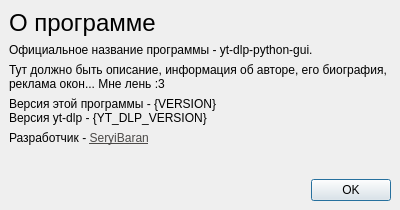
Qt form ui/about.ui (SeryiBaran/yt-dlp-python-gui) before a commit.
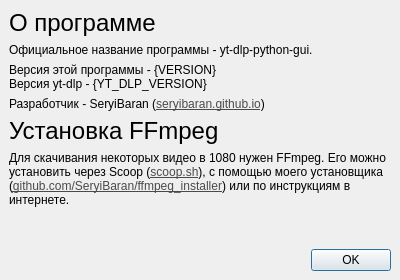
The same form after that commit. Icons and pictures are not drawn.

Patch:
```diff
--- a/ui/about.ui
+++ b/ui/about.ui
@@ -7,7 +7,7 @@
     <x>0</x>
     <y>0</y>
     <width>400</width>
-    <height>210</height>
+    <height>280</height>
    </rect>
   </property>
   <property name="windowTitle">
@@ -65,16 +65,6 @@
         </property>
        </widget>
       </item>
-      <item>
-       <widget class="QLabel" name="label_2">
-        <property name="text">
-         <string>&lt;html&gt;&lt;head/&gt;&lt;body&gt;&lt;p&gt;Тут должно быть описание, информация об авторе, его биография, реклама окон... Мне лень :3&lt;/p&gt;&lt;/body&gt;&lt;/html&gt;</string>
-        </property>
-        <property name="wordWrap">
-         <bool>true</bool>
-        </property>
-       </widget>
-      </item>
       <item>
        <widget class="QLabel" name="versionsLabel">
         <property name="text">
@@ -86,7 +76,32 @@
       <item>
        <widget class="QLabel" name="label_4">
         <property name="text">
-         <string>&lt;html&gt;&lt;head/&gt;&lt;body&gt;&lt;p&gt;Разработчик - &lt;a href=&quot;https://seryibaran.github.io&quot;&gt;&lt;span style=&quot; text-decoration: underline; color:#4c4a48;&quot;&gt;SeryiBaran&lt;/span&gt;&lt;/a&gt;&lt;/p&gt;&lt;/body&gt;&lt;/html&gt;</string>
+         <string>&lt;html&gt;&lt;head/&gt;&lt;body&gt;&lt;p&gt;Разработчик - SeryiBaran (&lt;a href=&quot;https://seryibaran.github.io&quot;&gt;&lt;span style=&quot; text-decoration: underline; color:#4c4a48;&quot;&gt;seryibaran.github.io&lt;/span&gt;&lt;/a&gt;)&lt;/p&gt;&lt;/body&gt;&lt;/html&gt;</string>
+        </property>
+        <property name="openExternalLinks">
+         <bool>true</bool>
+        </property>
+       </widget>
+      </item>
+      <item>
+       <widget class="QLabel" name="label_2">
+        <property name="font">
+         <font>
+          <pointsize>18</pointsize>
+         </font>
+        </property>
+        <property name="text">
+         <string>Установка FFmpeg</string>
+        </property>
+       </widget>
+      </item>
+      <item>
+       <widget class="QLabel" name="label_5">
+        <property name="text">
+         <string>&lt;html&gt;&lt;head/&gt;&lt;body&gt;&lt;p&gt;Для скачивания некоторых видео в 1080 нужен FFmpeg. Его можно установить через Scoop (&lt;a href=&quot;https://scoop.sh&quot;&gt;&lt;span style=&quot; text-decoration: underline; color:#4c4a48;&quot;&gt;scoop.sh&lt;/span&gt;&lt;/a&gt;), с помощью моего установщика (&lt;a href=&quot;https://github.com/SeryiBaran/ffmpeg_installer&quot;&gt;&lt;span style=&quot; text-decoration: underline; color:#4c4a48;&quot;&gt;github.com/SeryiBaran/ffmpeg_installer&lt;/span&gt;&lt;/a&gt;) или по инструкциям в интернете.&lt;/p&gt;&lt;/body&gt;&lt;/html&gt;</string>
+        </property>
+        <property name="wordWrap">
+         <bool>true</bool>
         </property>
         <property name="openExternalLinks">
          <bool>true</bool>
```
